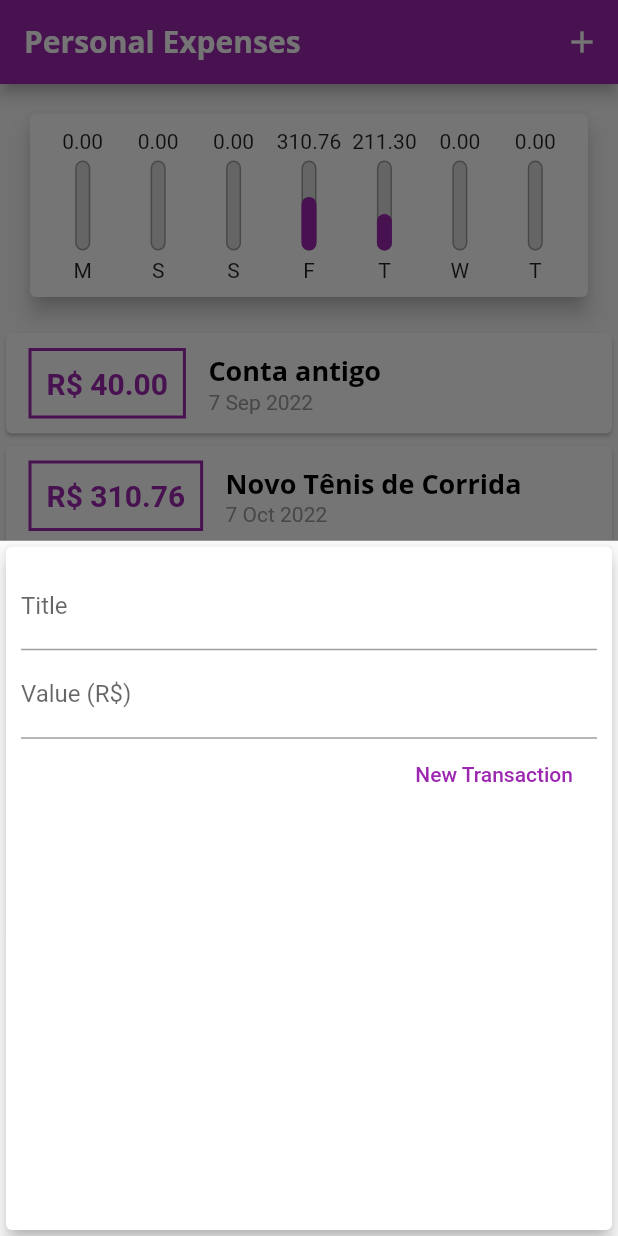
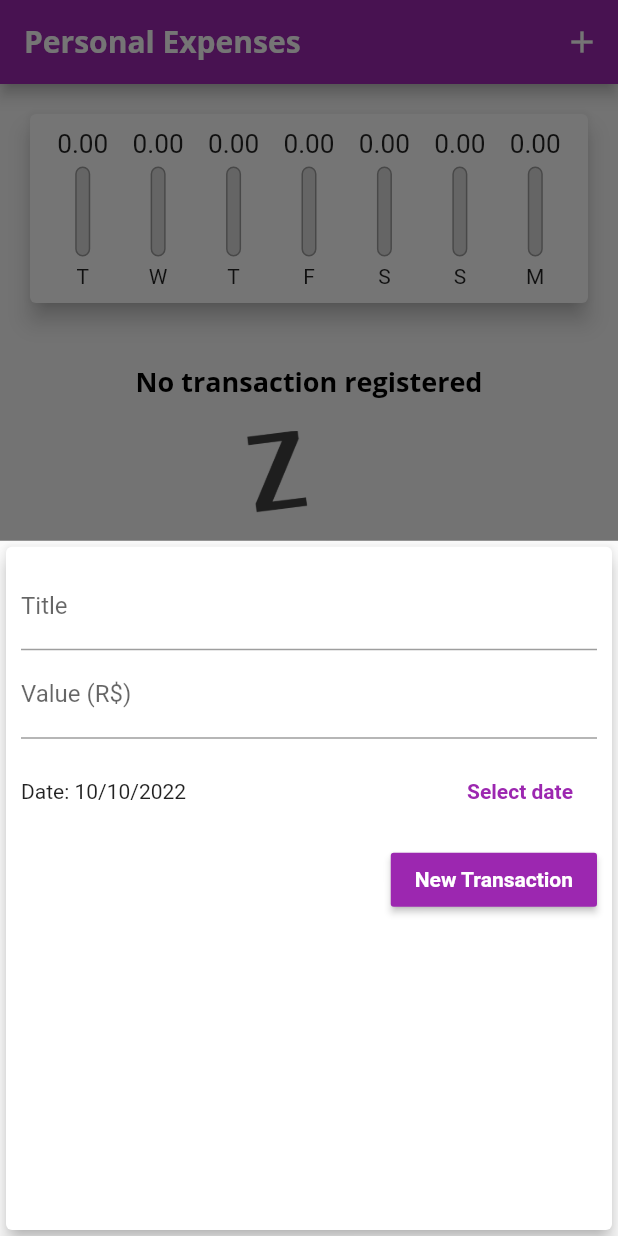
Before and after one commit to KetlenCamille/expenses, a Flutter app: the screen it shows after launch, after a tap on the "add" icon, on a phone screen of 412 x 824 dp. Run offline on Flutter 3.47's test engine with Material 2 defaults, Android fonts, the phone set to English and light mode, and no system bars.

Commit message:
Using DataPiker, adding remove method and finalizing app

```diff
--- a/lib/components/chart.dart
+++ b/lib/components/chart.dart
@@ -26,7 +26,7 @@ class Chart extends StatelessWidget {
         'day': DateFormat.E().format(weekDay)[0],
         'value': totalSum,
       };
-    });
+    }).reversed.toList();
   }
 
   double get _weekTotalValue {
@@ -51,7 +51,8 @@ class Chart extends StatelessWidget {
               child: ChartBar(
                 label: tr['day'].toString(),
                 value: tr['value'],
-                percentage: tr['value'] / _weekTotalValue,
+                percentage:
+                    _weekTotalValue == 0 ? 0 : tr['value'] / _weekTotalValue,
               ),
             );
           }).toList(),
--- a/lib/components/chart_bar.dart
+++ b/lib/components/chart_bar.dart
@@ -15,8 +15,11 @@ class ChartBar extends StatelessWidget {
   Widget build(BuildContext context) {
     return Column(
       children: [
-        FittedBox(
-          child: Text('${value.toStringAsFixed(2)}'),
+        Container(
+          height: 20,
+          child: FittedBox(
+            child: Text('${value.toStringAsFixed(2)}'),
+          ),
         ),
         SizedBox(height: 5),
         Container(
--- a/lib/components/transaction_form.dart
+++ b/lib/components/transaction_form.dart
@@ -1,7 +1,8 @@
 import 'package:flutter/material.dart';
+import 'package:intl/intl.dart';
 
 class TransactionForm extends StatefulWidget {
-  final void Function(String, double) onSubmit;
+  final void Function(String, double, DateTime) onSubmit;
 
   TransactionForm(
     this.onSubmit,
@@ -13,17 +14,33 @@ class TransactionForm extends StatefulWidget {
 
 class _TransactionFormState extends State<TransactionForm> {
   final titleController = TextEditingController();
-
   final valueController = TextEditingController();
+  DateTime? _selectedDate = DateTime.now();
 
   _submitForm() {
     final title = titleController.text;
     final value = double.tryParse(valueController.text) ?? 0.0;
 
-    if (title.isEmpty || value <= 0) {
+    if (title.isEmpty || value <= 0 || _selectedDate == null) {
       return;
     }
-    widget.onSubmit(title, value);
+    widget.onSubmit(title, value, _selectedDate!);
+  }
+
+  _showDataPicker() {
+    showDatePicker(
+      context: context,
+      initialDate: DateTime.now(),
+      firstDate: DateTime(2021),
+      lastDate: DateTime.now(),
+    ).then((pickedDate) {
+      if (pickedDate == null) {
+        return;
+      }
+      setState(() {
+        _selectedDate = pickedDate;
+      });
+    });
   }
 
   @override
@@ -47,12 +64,34 @@ class _TransactionFormState extends State<TransactionForm> {
               labelText: 'Value (R\$)',
             ),
           ),
+          Container(
+            height: 70,
+            child: Row(
+              children: <Widget>[
+                Expanded(
+                  child: Text(_selectedDate == null
+                      ? 'No date selected!'
+                      : 'Date: ${DateFormat('dd/MM/y').format(_selectedDate!)}'),
+                ),
+                // ignore: prefer_const_constructors, deprecated_member_use
+                FlatButton(
+                  textColor: Theme.of(context).colorScheme.primary,
+                  onPressed: _showDataPicker,
+                  child: Text(
+                    'Select date',
+                    style: TextStyle(fontWeight: FontWeight.bold),
+                  ),
+                )
+              ],
+            ),
+          ),
           Row(
             mainAxisAlignment: MainAxisAlignment.end,
             children: [
-              FlatButton(
+              RaisedButton(
                 child: Text('New Transaction'),
-                textColor: Colors.purple,
+                color: Theme.of(context).colorScheme.primary,
+                textColor: Theme.of(context).textTheme.button?.color,
                 onPressed: _submitForm,
               ),
             ],
--- a/lib/components/transaction_list.dart
+++ b/lib/components/transaction_list.dart
@@ -4,13 +4,14 @@ import '../models/transaction.dart';
 
 class TransactionList extends StatelessWidget {
   final List<Transaction> transactions;
+  final void Function(String) onRemove;
 
-  TransactionList(this.transactions);
+  TransactionList(this.transactions, this.onRemove);
 
   @override
   Widget build(BuildContext context) {
     return Container(
-      height: 300,
+      height: 430,
       child: transactions.isEmpty
           ? Column(
               children: <Widget>[
@@ -38,36 +39,35 @@ class TransactionList extends StatelessWidget {
               itemBuilder: (ctx, index) {
                 final tr = transactions[index];
                 return Card(
-                  child: Row(children: <Widget>[
-                    Container(
-                        margin: EdgeInsets.symmetric(
-                          horizontal: 15,
-                          vertical: 10,
+                  elevation: 5,
+                  margin: EdgeInsets.symmetric(vertical: 8, horizontal: 5),
+                  child: ListTile(
+                    leading: CircleAvatar(
+                      backgroundColor: Colors.purple,
+                      radius: 30,
+                      child: Padding(
+                        padding: const EdgeInsets.all(6),
+                        child: FittedBox(
+                          child: Text(
+                            'R\$${tr.value.toStringAsFixed(2)}',
+                            style: const TextStyle(
+                              color: Colors.white,
+                            ),
+                          ),
                         ),
-                        decoration: BoxDecoration(
-                          border: Border.all(
-                              color: Theme.of(context).colorScheme.primary,
-                              width: 2),
-                        ),
-                        padding: EdgeInsets.all(10),
-                        child: Text('R\$ ${tr.value.toStringAsFixed(2)}',
-                            style: TextStyle(
-                              fontWeight: FontWeight.bold,
-                              fontSize: 20,
-                              color: Theme.of(context).colorScheme.primary,
-                            ))),
-                    Column(
-                      crossAxisAlignment: CrossAxisAlignment.start,
-                      children: <Widget>[
-                        Text(
-                          tr.title,
-                          style: Theme.of(context).textTheme.headline6,
-                        ),
-                        Text(DateFormat('d MMM y').format(tr.date),
-                            style: TextStyle(color: Colors.grey))
-                      ],
-                    )
-                  ]),
+                      ),
+                    ),
+                    title: Text(
+                      tr.title,
+                      style: Theme.of(context).textTheme.headline6,
+                    ),
+                    subtitle: Text(DateFormat('d MMM y').format(tr.date)),
+                    trailing: IconButton(
+                      onPressed: () => onRemove(tr.id),
+                      icon: Icon(Icons.delete),
+                      color: Theme.of(context).errorColor,
+                    ),
+                  ),
                 );
               },
             ),
--- a/lib/main.dart
+++ b/lib/main.dart
@@ -26,7 +26,10 @@ class ExpensesApp extends StatelessWidget {
               fontWeight: FontWeight.bold,
               color: Colors.black,
             ),
-        ),
+            button: TextStyle(
+              color: Colors.white,
+              fontWeight: FontWeight.bold,
+            )),
         appBarTheme: AppBarTheme(
           titleTextStyle: TextStyle(
             fontFamily: 'OpenSans',
@@ -45,26 +48,7 @@ class MyHomePage extends StatefulWidget {
 }
 
 class _MyHomePageState extends State<MyHomePage> {
-  final List<Transaction> _transactions = [
-    Transaction(
-      id: 't0',
-      title: 'Conta antigo',
-      value: 40.00,
-      date: DateTime.now().subtract(Duration(days: 33)),
-    ),
-    Transaction(
-      id: 't1',
-      title: 'Novo Tênis de Corrida',
-      value: 310.76,
-      date: DateTime.now().subtract(Duration(days: 3)),
-    ),
-    Transaction(
-      id: 't2',
-      title: 'Conta de Luz',
-      value: 211.30,
-      date: DateTime.now().subtract(Duration(days: 4)),
-    ),
-  ];
+  final List<Transaction> _transactions = [];
 
   List<Transaction> get _recentTransactions {
     return _transactions.where((tr) {
@@ -72,12 +56,12 @@ class _MyHomePageState extends State<MyHomePage> {
     }).toList();
   }
 
-  _addTransaction(String title, double value) {
+  _addTransaction(String title, double value, DateTime date) {
     final newTransaction = Transaction(
       id: Random().nextDouble().toString(),
       title: title,
       value: value,
-      date: DateTime.now(),
+      date: date,
     );
 
     setState(() {
@@ -85,6 +69,12 @@ class _MyHomePageState extends State<MyHomePage> {
     });
 
     Navigator.of(context).pop();
+  }
+
+  _removeTransaction(String id) {
+    setState(() {
+      _transactions.removeWhere((tr) => tr.id == id);
+    });
   }
 
   _openTransactionFormModal(BuildContext context) {
@@ -115,7 +105,7 @@ class _MyHomePageState extends State<MyHomePage> {
           crossAxisAlignment: CrossAxisAlignment.stretch,
           children: <Widget>[
             Chart(_recentTransactions),
-            TransactionList(_transactions),
+            TransactionList(_transactions, _removeTransaction),
           ],
         ),
       ),
```
Lines whose indentation alone changed are shown as unchanged.
